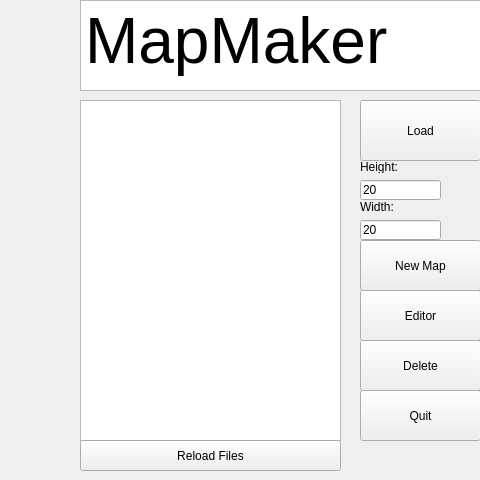
Qt form Hylco_Uding/MapMaker/mainwindow.ui (madmilla/THO78-Roborescue) before a commit.
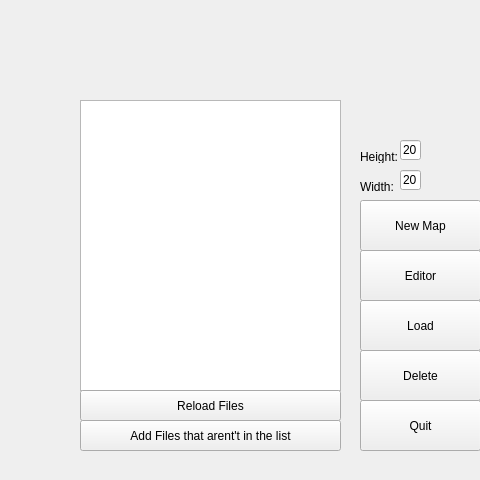
The same form after that commit. Icons and pictures are not drawn.

Patch:
```diff
--- a/Hylco_Uding/MapMaker/mainwindow.ui
+++ b/Hylco_Uding/MapMaker/mainwindow.ui
@@ -26,30 +26,13 @@
    <string>MainWindow</string>
   </property>
   <widget class="QWidget" name="centralWidget">
-   <widget class="QTextBrowser" name="textBrowser">
-    <property name="geometry">
-     <rect>
-      <x>80</x>
-      <y>0</y>
-      <width>401</width>
-      <height>91</height>
-     </rect>
-    </property>
-    <property name="html">
-     <string>&lt;!DOCTYPE HTML PUBLIC &quot;-//W3C//DTD HTML 4.0//EN&quot; &quot;http://www.w3.org/TR/REC-html40/strict.dtd&quot;&gt;
-&lt;html&gt;&lt;head&gt;&lt;meta name=&quot;qrichtext&quot; content=&quot;1&quot; /&gt;&lt;style type=&quot;text/css&quot;&gt;
-p, li { white-space: pre-wrap; }
-&lt;/style&gt;&lt;/head&gt;&lt;body style=&quot; font-family:'MS Shell Dlg 2'; font-size:8.25pt; font-weight:400; font-style:normal;&quot;&gt;
-&lt;p style=&quot; margin-top:0px; margin-bottom:0px; margin-left:0px; margin-right:0px; -qt-block-indent:0; text-indent:0px;&quot;&gt;&lt;span style=&quot; font-size:48pt;&quot;&gt;MapMaker&lt;/span&gt;&lt;/p&gt;&lt;/body&gt;&lt;/html&gt;</string>
-    </property>
-   </widget>
    <widget class="QPushButton" name="Load">
     <property name="geometry">
      <rect>
       <x>360</x>
-      <y>100</y>
+      <y>300</y>
       <width>121</width>
-      <height>61</height>
+      <height>51</height>
      </rect>
     </property>
     <property name="text">
@@ -60,7 +43,7 @@
     <property name="geometry">
      <rect>
       <x>360</x>
-      <y>390</y>
+      <y>400</y>
       <width>121</width>
       <height>51</height>
      </rect>
@@ -84,7 +67,7 @@
       <x>80</x>
       <y>100</y>
       <width>261</width>
-      <height>341</height>
+      <height>291</height>
      </rect>
     </property>
     <property name="spacing">
@@ -111,7 +94,7 @@
     <property name="geometry">
      <rect>
       <x>360</x>
-      <y>240</y>
+      <y>200</y>
       <width>121</width>
       <height>51</height>
      </rect>
@@ -133,7 +116,7 @@
     <property name="geometry">
      <rect>
       <x>80</x>
-      <y>440</y>
+      <y>390</y>
       <width>261</width>
       <height>31</height>
      </rect>
@@ -145,9 +128,9 @@
    <widget class="QLineEdit" name="lineEdit">
     <property name="geometry">
      <rect>
-      <x>360</x>
-      <y>180</y>
-      <width>81</width>
+      <x>400</x>
+      <y>140</y>
+      <width>21</width>
       <height>20</height>
      </rect>
     </property>
@@ -161,9 +144,9 @@
    <widget class="QLineEdit" name="lineEdit_2">
     <property name="geometry">
      <rect>
-      <x>360</x>
-      <y>220</y>
-      <width>81</width>
+      <x>400</x>
+      <y>170</y>
+      <width>21</width>
       <height>20</height>
      </rect>
     </property>
@@ -178,7 +161,7 @@
     <property name="geometry">
      <rect>
       <x>360</x>
-      <y>160</y>
+      <y>150</y>
       <width>47</width>
       <height>13</height>
      </rect>
@@ -191,7 +174,7 @@
     <property name="geometry">
      <rect>
       <x>360</x>
-      <y>200</y>
+      <y>180</y>
       <width>47</width>
       <height>13</height>
      </rect>
@@ -204,7 +187,7 @@
     <property name="geometry">
      <rect>
       <x>360</x>
-      <y>290</y>
+      <y>250</y>
       <width>121</width>
       <height>51</height>
      </rect>
@@ -226,7 +209,7 @@
     <property name="geometry">
      <rect>
       <x>360</x>
-      <y>340</y>
+      <y>350</y>
       <width>121</width>
       <height>51</height>
      </rect>
@@ -244,6 +227,38 @@
      <number>299</number>
     </property>
    </widget>
+   <widget class="QPushButton" name="addFile">
+    <property name="geometry">
+     <rect>
+      <x>80</x>
+      <y>420</y>
+      <width>261</width>
+      <height>31</height>
+     </rect>
+    </property>
+    <property name="text">
+     <string>Add Files that arent't in the list</string>
+    </property>
+   </widget>
+   <widget class="QLabel" name="label_5">
+    <property name="geometry">
+     <rect>
+      <x>80</x>
+      <y>20</y>
+      <width>261</width>
+      <height>71</height>
+     </rect>
+    </property>
+    <property name="text">
+     <string/>
+    </property>
+    <property name="pixmap">
+     <pixmap resource="resource.qrc">:/Resource/MapLogo.png</pixmap>
+    </property>
+    <property name="scaledContents">
+     <bool>true</bool>
+    </property>
+   </widget>
   </widget>
  </widget>
  <layoutdefault spacing="6" margin="11"/>
```
Left out of the diff: 4 changed lines with no effect on the pictures.
